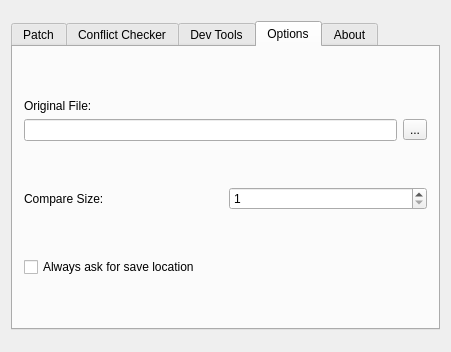
The window that Hexagon_GUI/Main_Window.ui (Coolcord/Hexagon) describes before a commit, drawn with Qt 5.
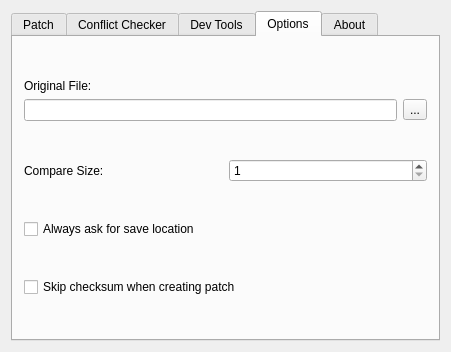
The same window after the commit. The open tabs and pages were chosen to show the change.

Commit message: Added a new checkbox to allow skipping the checksum upon patch creation

Diff of the .ui file:
```diff
--- a/Hexagon_GUI/Main_Window.ui
+++ b/Hexagon_GUI/Main_Window.ui
@@ -228,6 +228,26 @@
          </property>
         </spacer>
        </item>
+       <item>
+        <widget class="QCheckBox" name="cbSkipChecksumWhenCreatingPatch">
+         <property name="text">
+          <string>Skip checksum when creating patch</string>
+         </property>
+        </widget>
+       </item>
+       <item>
+        <spacer name="verticalSpacer_5">
+         <property name="orientation">
+          <enum>Qt::Vertical</enum>
+         </property>
+         <property name="sizeHint" stdset="0">
+          <size>
+           <width>20</width>
+           <height>40</height>
+          </size>
+         </property>
+        </spacer>
+       </item>
       </layout>
      </widget>
      <widget class="QWidget" name="tabAbout">
```
Left out of the diff: 6 changed lines with no effect on the pictures. The commit also changes 6 other files.
